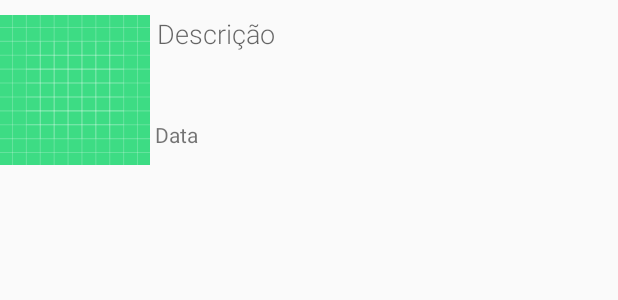
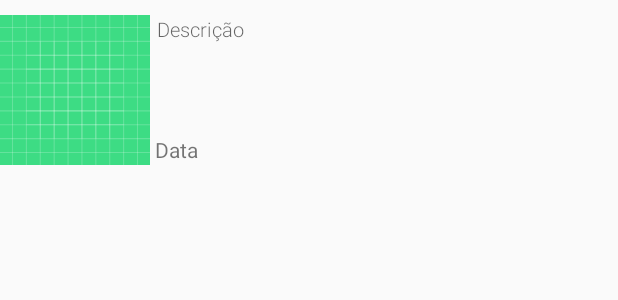
Before and after one commit to qlcimz/Rodobicho.rodoapp, an Android app: the layout item_ocorrencia.xml on its own in the app's theme, with its tools: preview values and no code run, on a phone screen of 412 x 824 dp. Shown: the top 300 px of the screen. Run offline under Robolectric (Android 15) with nearby library versions, the light colour scheme and no system bars.

Commit message:
update - raivoso

```diff
--- a/app/src/main/res/layout/activity_enviar.xml
+++ b/app/src/main/res/layout/activity_enviar.xml
@@ -88,6 +88,7 @@
         android:layout_width="wrap_content"
         android:layout_height="wrap_content"
         android:ems="10"
+        android:maxLength="10"
         android:inputType="textPersonName" />
 
     <TextView
--- a/app/src/main/res/layout/item_ocorrencia.xml
+++ b/app/src/main/res/layout/item_ocorrencia.xml
@@ -8,8 +8,6 @@
     android:paddingTop="10dp"
     android:paddingBottom="10dp"
     >
-
-
 
         <ImageView
             android:id="@+id/imageView3"
@@ -22,18 +20,19 @@
         android:layout_toRightOf="@id/imageView3"
         android:layout_width="match_parent"
         android:layout_height="wrap_content"
-        android:orientation="vertical">
+        android:orientation="vertical"
+        >
 
         <TextView
             android:id="@+id/item_descricao"
             android:layout_width="match_parent"
-            android:layout_height="70dp"
+            android:layout_height="80dp"
             android:layout_gravity="center"
             android:layout_marginLeft="3dp"
             android:layout_weight="1"
             android:text="Descrição"
             android:textAppearance="@style/TextAppearance.AppCompat.Display4"
-            android:textSize="18sp" />
+            android:textSize="13sp" />
 
         <TextView
             android:id="@+id/item_data"
```
